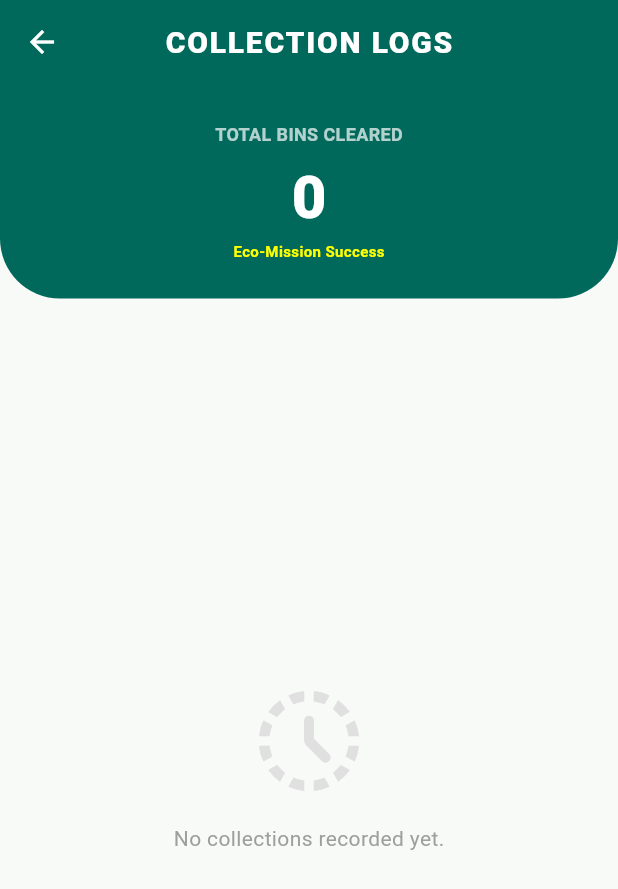
After one commit to sheharyar-786/swcs_app, a Flutter app: the CollectionHistoryPage screen opened directly, on a phone screen of 412 x 824 dp. The commit adds this screen. Shown: the top 889 px of the screen. Run offline on Flutter 3.47's test engine with Material 3 defaults, Android fonts, the phone set to English and light mode, and no system bars; our stand-ins replace confetti, firebase_auth, firebase_core, firebase_database, fl_chart, flutter_map and 4 more; accounts and stored records are empty.

Commit message:
Added 6th grid Collection Status and fixed stream errors

```diff
--- /dev/null
+++ b/lib/driver/collection_history_page.dart
@@ -0,0 +1,226 @@
+import 'package:flutter/material.dart';
+import 'package:firebase_database/firebase_database.dart';
+import 'package:firebase_auth/firebase_auth.dart';
+import 'package:flutter_staggered_animations/flutter_staggered_animations.dart';
+import 'package:intl/intl.dart';
+
+class CollectionHistoryPage extends StatelessWidget {
+  const CollectionHistoryPage({super.key});
+
+  @override
+  Widget build(BuildContext context) {
+    final String? uid = FirebaseAuth.instance.currentUser?.uid;
+
+    return Scaffold(
+      backgroundColor: const Color(0xFFF8FAF8),
+      appBar: AppBar(
+        title: const Text(
+          "COLLECTION LOGS",
+          style: TextStyle(fontWeight: FontWeight.w900, letterSpacing: 1.2),
+        ),
+        centerTitle: true,
+        backgroundColor: const Color(0xFF00695C), // Premium Teal
+        elevation: 0,
+        foregroundColor: Colors.white,
+      ),
+      body: Column(
+        children: [
+          _buildHeaderStats(uid!),
+          Expanded(
+            child: StreamBuilder(
+              stream: FirebaseDatabase.instance
+                  .ref('driver_history/$uid')
+                  .onValue,
+              builder: (context, AsyncSnapshot<DatabaseEvent> snapshot) {
+                if (snapshot.connectionState == ConnectionState.waiting) {
+                  return const Center(
+                    child: CircularProgressIndicator(color: Color(0xFF00695C)),
+                  );
+                }
+
+                if (!snapshot.hasData ||
+                    snapshot.data!.snapshot.value == null) {
+                  return _buildEmptyState();
+                }
+
+                Map data = snapshot.data!.snapshot.value as Map;
+                // Latest collections on top
+                var historyList = data.entries.toList();
+                historyList.sort((a, b) => b.key.compareTo(a.key));
+
+                return AnimationLimiter(
+                  child: ListView.builder(
+                    padding: const EdgeInsets.symmetric(
+                      horizontal: 15,
+                      vertical: 10,
+                    ),
+                    itemCount: historyList.length,
+                    itemBuilder: (context, index) {
+                      var item = historyList[index].value;
+                      return AnimationConfiguration.staggeredList(
+                        position: index,
+                        duration: const Duration(milliseconds: 600),
+                        child: SlideAnimation(
+                          verticalOffset: 50.0,
+                          child: FadeInAnimation(
+                            child: _buildHistoryCard(
+                              area: item['area_name'] ?? "Unknown",
+                              time: item['time'] ?? "--:--",
+                              points: item['points'] ?? 0,
+                            ),
+                          ),
+                        ),
+                      );
+                    },
+                  ),
+                );
+              },
+            ),
+          ),
+        ],
+      ),
+    );
+  }
+
+  // --- Header Stats (Total Bins Collected) ---
+  Widget _buildHeaderStats(String uid) {
+    return StreamBuilder(
+      stream: FirebaseDatabase.instance.ref('driver_history/$uid').onValue,
+      builder: (context, AsyncSnapshot<DatabaseEvent> snapshot) {
+        int total = 0;
+        if (snapshot.hasData && snapshot.data!.snapshot.value != null) {
+          total = (snapshot.data!.snapshot.value as Map).length;
+        }
+        return Container(
+          width: double.infinity,
+          padding: const EdgeInsets.all(25),
+          decoration: const BoxDecoration(
+            color: Color(0xFF00695C),
+            borderRadius: BorderRadius.only(
+              bottomLeft: Radius.circular(40),
+              bottomRight: Radius.circular(40),
+            ),
+          ),
+          child: Column(
+            children: [
+              const Text(
+                "TOTAL BINS CLEARED",
+                style: TextStyle(
+                  color: Colors.white70,
+                  fontSize: 12,
+                  fontWeight: FontWeight.bold,
+                ),
+              ),
+              const SizedBox(height: 5),
+              Text(
+                "$total",
+                style: const TextStyle(
+                  color: Colors.white,
+                  fontSize: 40,
+                  fontWeight: FontWeight.w900,
+                ),
+              ),
+              const Text(
+                "Eco-Mission Success",
+                style: TextStyle(
+                  color: Colors.yellowAccent,
+                  fontSize: 10,
+                  fontWeight: FontWeight.bold,
+                ),
+              ),
+            ],
+          ),
+        );
+      },
+    );
+  }
+
+  // --- Premium History Card ---
+  Widget _buildHistoryCard({
+    required String area,
+    required String time,
+    required int points,
+  }) {
+    return Container(
+      margin: const EdgeInsets.only(bottom: 15),
+      decoration: BoxDecoration(
+        color: Colors.white,
+        borderRadius: BorderRadius.circular(20),
+        boxShadow: [
+          BoxShadow(
+            color: Colors.black.withOpacity(0.05),
+            blurRadius: 10,
+            offset: const Offset(0, 4),
+          ),
+        ],
+      ),
+      child: ListTile(
+        contentPadding: const EdgeInsets.symmetric(
+          horizontal: 20,
+          vertical: 10,
+        ),
+        leading: Container(
+          padding: const EdgeInsets.all(10),
+          decoration: BoxDecoration(
+            color: const Color(0xFFE0F2F1),
+            borderRadius: BorderRadius.circular(15),
+          ),
+          child: const Icon(
+            Icons.auto_delete_rounded,
+            color: Color(0xFF00695C),
+          ),
+        ),
+        title: Text(
+          area,
+          style: const TextStyle(fontWeight: FontWeight.bold, fontSize: 16),
+        ),
+        subtitle: Row(
+          children: [
+            const Icon(Icons.access_time, size: 14, color: Colors.grey),
+            const SizedBox(width: 5),
+            Text(
+              time,
+              style: const TextStyle(fontSize: 12, color: Colors.grey),
+            ),
+          ],
+        ),
+        trailing: Container(
+          padding: const EdgeInsets.symmetric(horizontal: 12, vertical: 6),
+          decoration: BoxDecoration(
+            color: Colors.amber.withOpacity(0.1),
+            borderRadius: BorderRadius.circular(10),
+            border: Border.all(color: Colors.amber.shade700, width: 1),
+          ),
+          child: Text(
+            "+$points XP",
+            style: TextStyle(
+              color: Colors.amber.shade900,
+              fontWeight: FontWeight.bold,
+              fontSize: 14,
+            ),
+          ),
+        ),
+      ),
+    );
+  }
+
+  Widget _buildEmptyState() {
+    return Center(
+      child: Column(
+        mainAxisAlignment: MainAxisAlignment.center,
+        children: [
+          Icon(
+            Icons.history_toggle_off_rounded,
+            size: 80,
+            color: Colors.grey.shade300,
+          ),
+          const SizedBox(height: 15),
+          const Text(
+            "No collections recorded yet.",
+            style: TextStyle(color: Colors.grey),
+          ),
+        ],
+      ),
+    );
+  }
+}
```
Also changed, not shown: lib/admin/driver_approval_screen.dart (+20 -5 lines), lib/admin/live_map_screen.dart (+140 -16 lines), lib/driver/assign_duties_page.dart (+18 -6 lines), lib/driver/driver_dashboard.dart (+14 -1 lines), lib/driver/fuel_analytics_page.dart (+17 -10 lines), lib/driver/leaderboard_page.dart (+28 -21 lines).
